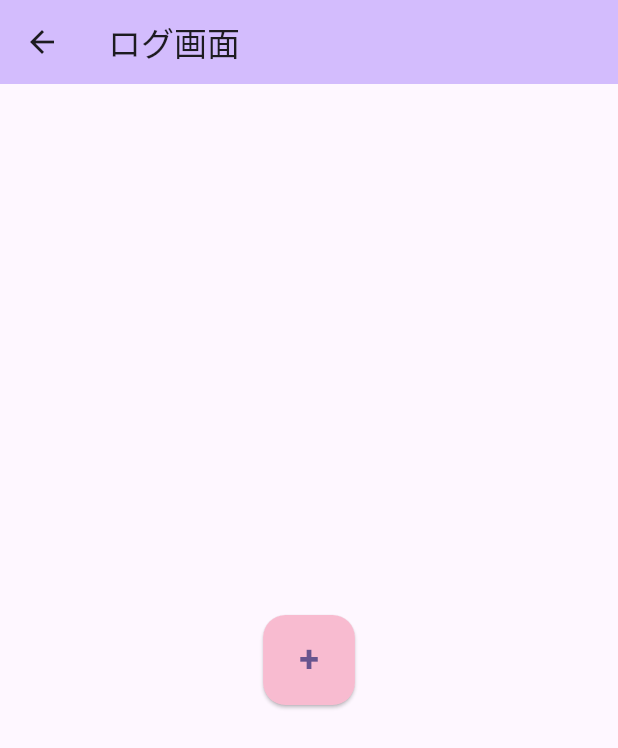
After one commit to hyoshitake/Osewakiroku, a Flutter app: the LogScreen screen opened directly, on a phone screen of 412 x 824 dp. The commit adds this screen. Shown: the top 748 px of the screen. Run offline on Flutter 3.47's test engine with Material 3 defaults, Android fonts, the phone set to English and light mode, and no system bars.

Commit message:
ログ画面の切り替え追加

```diff
--- /dev/null
+++ b/flutter_app/lib/log.dart
@@ -0,0 +1,36 @@
+import 'package:flutter/material.dart';
+
+class LogScreen extends StatelessWidget {
+  const LogScreen({Key? key}) : super(key: key);
+
+  @override
+  Widget build(BuildContext context) {
+    return Scaffold(
+      appBar: AppBar(
+        title: const Text('ログ画面'),
+        backgroundColor: Theme.of(context).colorScheme.inversePrimary,
+      ),
+      body: Center(
+        child: ElevatedButton(
+          onPressed: () {
+            // ボタンがタップされたときの処理
+          },
+          style: ElevatedButton.styleFrom(
+            backgroundColor: Colors.pink.shade100, // 薄いピンク色
+            minimumSize: const Size(60, 60), // 正方形のサイズ
+            shape: RoundedRectangleBorder(
+              borderRadius: BorderRadius.circular(15), // 角丸
+            ),
+          ),
+          child: const Text(
+            '+',
+            style: TextStyle(
+              fontSize: 24,
+              fontWeight: FontWeight.bold,
+            ),
+          ),
+        ),
+      ),
+    );
+  }
+}
--- a/flutter_app/lib/main.dart
+++ b/flutter_app/lib/main.dart
@@ -1,4 +1,5 @@
 import 'package:flutter/material.dart';
+import 'log.dart';
 
 void main() {
   runApp(const MyApp());
@@ -62,6 +63,12 @@ class _MyHomePageState extends State<MyHomePage> {
     if (_sheetIdController.text.isNotEmpty) {
       // 入力されたGoogle SheetのIDを使用した処理
       print('Google Sheet ID: ${_sheetIdController.text}');
+
+      // ログ画面に遷移
+      Navigator.push(
+        context,
+        MaterialPageRoute(builder: (context) => const LogScreen()),
+      );
     }
   }
 
--- /dev/null
+++ b/prompt/20250621005701_入力画面作成.txt
@@ -0,0 +1,8 @@
+- 新規画面を作成します。
+  - ログ画面とします。
+  - log.dartを作成してください
+- lib/main.dartの_onLoginPressed関数を実行後、ログ画面に遷移してください
+- ログ画面には画面中央にボタンを設置してください
+  - ボタンに「+」と表示して下さい
+  - 薄いピンクの色にしてください
+  - 正方形の角丸にしてください
```
